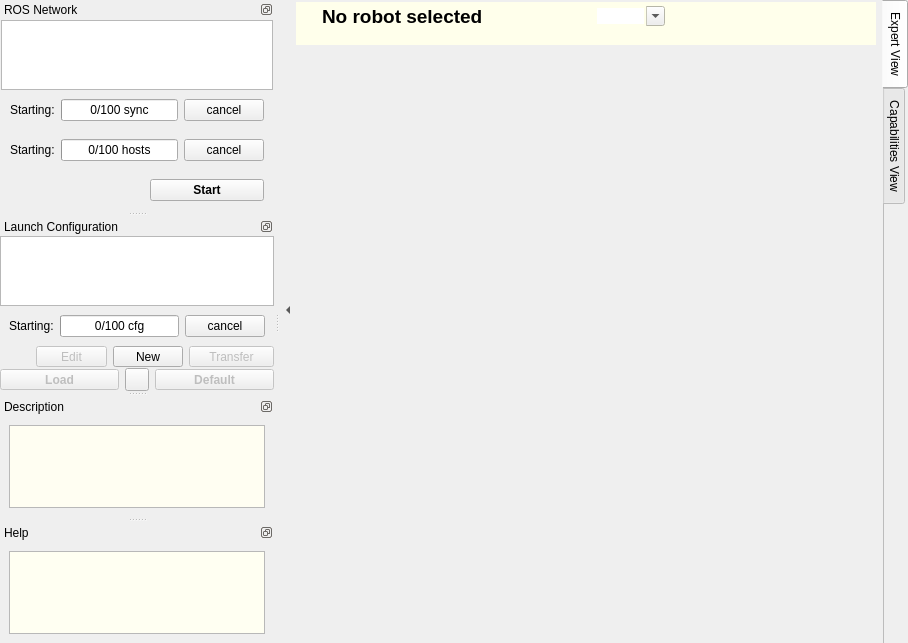
Above: node_manager_fkie/src/node_manager_fkie/MainWindow.ui from gdlg-rosarch/multimaster_fkie-release before the change. Below: the same form after it.
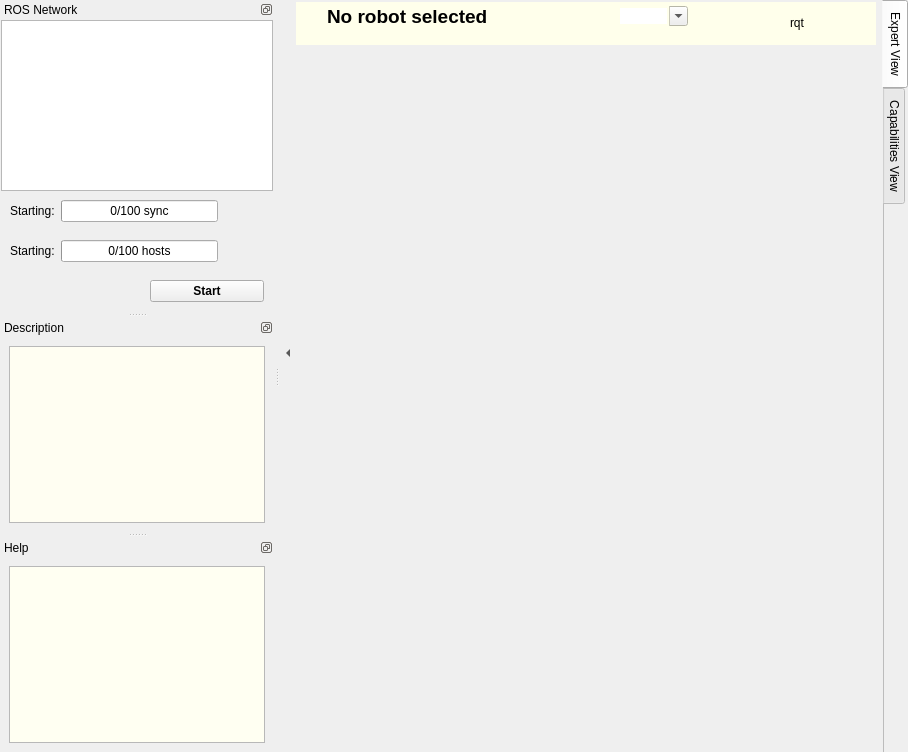
That is the form after the change. Icons and pictures are not drawn.

The edit to the form file:
```diff
--- a/node_manager_fkie/src/node_manager_fkie/MainWindow.ui
+++ b/node_manager_fkie/src/node_manager_fkie/MainWindow.ui
@@ -10,7 +10,7 @@
     <x>0</x>
     <y>0</y>
     <width>908</width>
-    <height>643</height>
+    <height>752</height>
    </rect>
   </property>
   <property name="contextMenuPolicy">
@@ -82,6 +82,35 @@
          </property>
         </widget>
        </item>
+       <item>
+        <widget class="QPushButton" name="logButton">
+         <property name="enabled">
+          <bool>false</bool>
+         </property>
+         <property name="maximumSize">
+          <size>
+           <width>16</width>
+           <height>16777215</height>
+          </size>
+         </property>
+         <property name="text">
+          <string/>
+         </property>
+         <property name="icon">
+          <iconset resource="GUI.qrc">
+           <normaloff>:/icons/crystal_clear_warning.png</normaloff>:/icons/crystal_clear_warning.png</iconset>
+         </property>
+         <property name="iconSize">
+          <size>
+           <width>16</width>
+           <height>16</height>
+          </size>
+         </property>
+         <property name="flat">
+          <bool>true</bool>
+         </property>
+        </widget>
+       </item>
        <item>
         <widget class="QPushButton" name="infoButton">
          <property name="sizePolicy">
@@ -228,7 +257,7 @@
           </property>
           <layout class="QHBoxLayout" name="horizontalLayout_4">
            <property name="spacing">
-            <number>6</number>
+            <number>1</number>
            </property>
            <property name="margin">
             <number>3</number>
@@ -292,6 +321,34 @@
                    </property>
                   </widget>
                  </item>
+                 <item>
+                  <widget class="QLabel" name="launchServerLabel">
+                   <property name="sizePolicy">
+                    <sizepolicy hsizetype="Fixed" vsizetype="Fixed">
+                     <horstretch>0</horstretch>
+                     <verstretch>0</verstretch>
+                    </sizepolicy>
+                   </property>
+                   <property name="maximumSize">
+                    <size>
+                     <width>20</width>
+                     <height>20</height>
+                    </size>
+                   </property>
+                   <property name="toolTip">
+                    <string>&lt;html&gt;&lt;head/&gt;&lt;body&gt;&lt;p&gt;`roslaunch/uris` are registered and corresponding server contain not only rosmaster.&lt;/p&gt;&lt;/body&gt;&lt;/html&gt;</string>
+                   </property>
+                   <property name="text">
+                    <string/>
+                   </property>
+                   <property name="pixmap">
+                    <pixmap resource="GUI.qrc">:/icons/crystal_clear_launch_server.png</pixmap>
+                   </property>
+                   <property name="scaledContents">
+                    <bool>true</bool>
+                   </property>
+                  </widget>
+                 </item>
                  <item>
                   <widget class="QLabel" name="masternameLabel">
                    <property name="text">
@@ -448,7 +505,7 @@
              </property>
              <property name="maximumSize">
               <size>
-               <width>32</width>
+               <width>24</width>
                <height>16777215</height>
               </size>
              </property>
@@ -477,22 +534,13 @@
             </widget>
            </item>
            <item>
-            <widget class="QPushButton" name="rxconsoleButton">
-             <property name="enabled">
-              <bool>true</bool>
-             </property>
+            <widget class="QPushButton" name="rqtButton">
              <property name="sizePolicy">
               <sizepolicy hsizetype="Fixed" vsizetype="Fixed">
                <horstretch>0</horstretch>
                <verstretch>0</verstretch>
               </sizepolicy>
              </property>
-             <property name="maximumSize">
-              <size>
-               <width>32</width>
-               <height>16777215</height>
-              </size>
-             </property>
              <property name="toolTip">
               <string>&lt;!DOCTYPE HTML PUBLIC &quot;-//W3C//DTD HTML 4.0//EN&quot; &quot;http://www.w3.org/TR/REC-html40/strict.dtd&quot;&gt;
 &lt;html&gt;&lt;head&gt;&lt;meta name=&quot;qrichtext&quot; content=&quot;1&quot; /&gt;&lt;style type=&quot;text/css&quot;&gt;
@@ -501,53 +549,7 @@
 &lt;p style=&quot; margin-top:0px; margin-bottom:0px; margin-left:0px; margin-right:0px; -qt-block-indent:0; text-indent:0px;&quot;&gt;starts the &lt;span style=&quot; font-weight:600;&quot;&gt;rxconsole&lt;/span&gt; connected to the selected master (Alt+K)&lt;/p&gt;&lt;/body&gt;&lt;/html&gt;</string>
              </property>
              <property name="text">
-              <string/>
-             </property>
-             <property name="icon">
-              <iconset resource="GUI.qrc">
-               <normaloff>:/icons/crystal_clear_show_io.png</normaloff>:/icons/crystal_clear_show_io.png</iconset>
-             </property>
-             <property name="shortcut">
-              <string>Alt+K</string>
-             </property>
-             <property name="flat">
-              <bool>true</bool>
-             </property>
-            </widget>
-           </item>
-           <item>
-            <widget class="QPushButton" name="rxgraphButton">
-             <property name="enabled">
-              <bool>true</bool>
-             </property>
-             <property name="sizePolicy">
-              <sizepolicy hsizetype="Fixed" vsizetype="Fixed">
-               <horstretch>0</horstretch>
-               <verstretch>0</verstretch>
-              </sizepolicy>
-             </property>
-             <property name="maximumSize">
-              <size>
-               <width>32</width>
-               <height>16777215</height>
-              </size>
-             </property>
-             <property name="toolTip">
-              <string>&lt;!DOCTYPE HTML PUBLIC &quot;-//W3C//DTD HTML 4.0//EN&quot; &quot;http://www.w3.org/TR/REC-html40/strict.dtd&quot;&gt;
-&lt;html&gt;&lt;head&gt;&lt;meta name=&quot;qrichtext&quot; content=&quot;1&quot; /&gt;&lt;style type=&quot;text/css&quot;&gt;
-p, li { white-space: pre-wrap; }
-&lt;/style&gt;&lt;/head&gt;&lt;body style=&quot; font-family:'Ubuntu'; font-size:9pt; font-weight:400; font-style:normal;&quot;&gt;
-&lt;p style=&quot; margin-top:0px; margin-bottom:0px; margin-left:0px; margin-right:0px; -qt-block-indent:0; text-indent:0px;&quot;&gt;starts the &lt;span style=&quot; font-weight:600;&quot;&gt;rxgraph&lt;/span&gt; connected to the selected master (Alt+G)&lt;/p&gt;&lt;/body&gt;&lt;/html&gt;</string>
-             </property>
-             <property name="text">
-              <string/>
-             </property>
-             <property name="icon">
-              <iconset resource="GUI.qrc">
-               <normaloff>:/icons/button_graph.png</normaloff>:/icons/button_graph.png</iconset>
-             </property>
-             <property name="shortcut">
-              <string>Alt+G</string>
+              <string>rqt</string>
              </property>
              <property name="flat">
               <bool>true</bool>
@@ -558,13 +560,13 @@
             <widget class="QPushButton" name="syncButton">
              <property name="minimumSize">
               <size>
-               <width>40</width>
+               <width>35</width>
                <height>0</height>
               </size>
              </property>
              <property name="maximumSize">
               <size>
-               <width>40</width>
+               <width>35</width>
                <height>16777215</height>
               </size>
              </property>
@@ -743,8 +745,12 @@
         </item>
         <item>
          <widget class="QPushButton" name="progressCancelButton_sync">
-          <property name="text">
-           <string>cancel</string>
+          <property name="icon">
+           <iconset resource="GUI.qrc">
+            <normaloff>:/icons/crystal_clear_button_close.png</normaloff>:/icons/crystal_clear_button_close.png</iconset>
+          </property>
+          <property name="flat">
+           <bool>true</bool>
           </property>
          </widget>
         </item>
@@ -782,8 +788,12 @@
         </item>
         <item>
          <widget class="QPushButton" name="progressCancelButton">
-          <property name="text">
-           <string>cancel</string>
+          <property name="icon">
+           <iconset resource="GUI.qrc">
+            <normaloff>:/icons/crystal_clear_button_close.png</normaloff>:/icons/crystal_clear_button_close.png</iconset>
+          </property>
+          <property name="flat">
+           <bool>true</bool>
           </property>
          </widget>
         </item>
@@ -908,384 +918,6 @@
     </layout>
    </widget>
   </widget>
-  <widget class="QDockWidget" name="launchDock">
-   <property name="sizePolicy">
-    <sizepolicy hsizetype="Preferred" vsizetype="Expanding">
-     <horstretch>0</horstretch>
-     <verstretch>1</verstretch>
-    </sizepolicy>
-   </property>
-   <property name="features">
-    <set>QDockWidget::DockWidgetFloatable|QDockWidget::DockWidgetMovable</set>
-   </property>
-   <property name="allowedAreas">
-    <set>Qt::LeftDockWidgetArea|Qt::RightDockWidgetArea</set>
-   </property>
-   <property name="windowTitle">
-    <string>Launch Configuration</string>
-   </property>
-   <attribute name="dockWidgetArea">
-    <number>1</number>
-   </attribute>
-   <widget class="QWidget" name="dockWidgetContents_2">
-    <layout class="QVBoxLayout" name="verticalLayout_4">
-     <property name="spacing">
-      <number>0</number>
-     </property>
-     <property name="margin">
-      <number>0</number>
-     </property>
-     <item>
-      <widget class="QListView" name="xmlFileView">
-       <property name="iconSize">
-        <size>
-         <width>16</width>
-         <height>16</height>
-        </size>
-       </property>
-      </widget>
-     </item>
-     <item>
-      <widget class="QFrame" name="progressFrame_cfg">
-       <property name="frameShape">
-        <enum>QFrame::NoFrame</enum>
-       </property>
-       <property name="frameShadow">
-        <enum>QFrame::Plain</enum>
-       </property>
-       <property name="lineWidth">
-        <number>0</number>
-       </property>
-       <layout class="QHBoxLayout" name="horizontalLayout_6">
-        <item>
-         <widget class="QLabel" name="progressLabel_cfg">
-          <property name="text">
-           <string>Starting:</string>
-          </property>
-         </widget>
-        </item>
-        <item>
-         <widget class="QProgressBar" name="progressBar_cfg">
-          <property name="value">
-           <number>0</number>
-          </property>
-          <property name="format">
-           <string>%v/%m cfg</string>
-          </property>
-         </widget>
-        </item>
-        <item>
-         <widget class="QPushButton" name="progressCancelButton_cfg">
-          <property name="text">
-           <string>cancel</string>
-          </property>
-         </widget>
-        </item>
-       </layout>
-      </widget>
-     </item>
-     <item>
-      <widget class="QWidget" name="launchControlWidget" native="true">
-       <layout class="QHBoxLayout" name="horizontalLayout_3">
-        <property name="margin">
-         <number>0</number>
-        </property>
-        <item>
-         <widget class="QPushButton" name="refreshXmlButton">
-          <property name="sizePolicy">
-           <sizepolicy hsizetype="Fixed" vsizetype="Fixed">
-            <horstretch>0</horstretch>
-            <verstretch>0</verstretch>
-           </sizepolicy>
-          </property>
-          <property name="minimumSize">
-           <size>
-            <width>30</width>
-            <height>0</height>
-           </size>
-          </property>
-          <property name="maximumSize">
-           <size>
-            <width>30</width>
-            <height>30</height>
-           </size>
-          </property>
-          <property name="toolTip">
-           <string>Refresh the content of the folder</string>
-          </property>
-          <property name="text">
-           <string/>
-          </property>
-          <property name="icon">
-           <iconset resource="GUI.qrc">
-            <normaloff>:/icons/deleket_deviantart_refresh.png</normaloff>:/icons/deleket_deviantart_refresh.png</iconset>
-          </property>
-          <property name="flat">
-           <bool>true</bool>
-          </property>
-         </widget>
-        </item>
-        <item>
-         <widget class="QToolButton" name="editXmlButton">
-          <property name="enabled">
-           <bool>false</bool>
-          </property>
-          <property name="sizePolicy">
-           <sizepolicy hsizetype="Preferred" vsizetype="Fixed">
-            <horstretch>0</horstretch>
-            <verstretch>0</verstretch>
-           </sizepolicy>
-          </property>
-          <property name="toolTip">
-           <string>&lt;!DOCTYPE HTML PUBLIC &quot;-//W3C//DTD HTML 4.0//EN&quot; &quot;http://www.w3.org/TR/REC-html40/strict.dtd&quot;&gt;
-&lt;html&gt;&lt;head&gt;&lt;meta name=&quot;qrichtext&quot; content=&quot;1&quot; /&gt;&lt;style type=&quot;text/css&quot;&gt;
-p, li { white-space: pre-wrap; }
-&lt;/style&gt;&lt;/head&gt;&lt;body style=&quot; font-family:'Ubuntu'; font-size:9pt; font-weight:400; font-style:normal;&quot;&gt;
-&lt;p style=&quot; margin-top:0px; margin-bottom:0px; margin-left:0px; margin-right:0px; -qt-block-indent:0; text-indent:0px;&quot;&gt;Opens an editor for selected lauch file &lt;span style=&quot; font-weight:600;&quot;&gt;Ctrl+E&lt;/span&gt;&lt;/p&gt;&lt;/body&gt;&lt;/html&gt;</string>
-          </property>
-          <property name="whatsThis">
-           <string>&lt;html&gt;&lt;head/&gt;&lt;body&gt;&lt;p&gt;&lt;span style=&quot; font-family:'Helvetica,Verdana,Arial,Lucida Grande,sans-serif'; font-size:15px; color:#000000; background-color:#ffffff;&quot;&gt;Opens a &lt;/span&gt;&lt;span style=&quot; font-family:'Courier New,courier'; font-size:15px; color:#000000; background-color:#ffffff;&quot;&gt;Launch Editor&lt;/span&gt;&lt;span style=&quot; font-family:'Helvetica,Verdana,Arial,Lucida Grande,sans-serif'; font-size:15px; color:#000000; background-color:#ffffff;&quot;&gt; is a simple text editor with &lt;/span&gt;&lt;a href=&quot;http://www.ros.org/wiki/roslaunch/XML&quot;&gt;&lt;span style=&quot; font-family:'Helvetica,Verdana,Arial,Lucida Grande,sans-serif'; font-size:15px; color:#2b7fcf; background-color:#ffffff;&quot;&gt;roslaunch XML&lt;/span&gt;&lt;/a&gt;&lt;span style=&quot; font-family:'Helvetica,Verdana,Arial,Lucida Grande,sans-serif'; font-size:15px; color:#000000; background-color:#ffffff;&quot;&gt; syntax highlighting. The included files are open in a new tab by &lt;/span&gt;&lt;span style=&quot; font-family:'Helvetica,Verdana,Arial,Lucida Grande,sans-serif'; font-size:15px; font-weight:600; color:#000000; background-color:#ffffff;&quot;&gt;Ctrl+(left mouse click)&lt;/span&gt;&lt;span style=&quot; font-family:'Helvetica,Verdana,Arial,Lucida Grande,sans-serif'; font-size:15px; color:#000000; background-color:#ffffff;&quot;&gt;. If the file does not exists, it will be created.&lt;/span&gt;&lt;/p&gt;&lt;/body&gt;&lt;/html&gt;</string>
-          </property>
-          <property name="text">
-           <string>Edit</string>
-          </property>
-          <property name="icon">
-           <iconset resource="GUI.qrc">
-            <normaloff>:/icons/crystal_clear_edit_launch.png</normaloff>:/icons/crystal_clear_edit_launch.png</iconset>
-          </property>
-          <property name="shortcut">
-           <string>Ctrl+E</string>
-          </property>
-          <property name="toolButtonStyle">
-           <enum>Qt::ToolButtonTextBesideIcon</enum>
-          </property>
-         </widget>
-        </item>
-        <item>
-         <widget class="QToolButton" name="newXmlButton">
-          <property name="sizePolicy">
-           <sizepolicy hsizetype="Preferred" vsizetype="Fixed">
-            <horstretch>0</horstretch>
-            <verstretch>0</verstretch>
-           </sizepolicy>
-          </property>
-          <property name="toolTip">
-           <string>&lt;!DOCTYPE HTML PUBLIC &quot;-//W3C//DTD HTML 4.0//EN&quot; &quot;http://www.w3.org/TR/REC-html40/strict.dtd&quot;&gt;
-&lt;html&gt;&lt;head&gt;&lt;meta name=&quot;qrichtext&quot; content=&quot;1&quot; /&gt;&lt;style type=&quot;text/css&quot;&gt;
-p, li { white-space: pre-wrap; }
-&lt;/style&gt;&lt;/head&gt;&lt;body style=&quot; font-family:'Ubuntu'; font-size:9pt; font-weight:400; font-style:normal;&quot;&gt;
-&lt;p style=&quot; margin-top:0px; margin-bottom:0px; margin-left:0px; margin-right:0px; -qt-block-indent:0; text-indent:0px;&quot;&gt;Creates a new launch file&lt;/p&gt;&lt;/body&gt;&lt;/html&gt;</string>
-          </property>
-          <property name="whatsThis">
-           <string>&lt;html&gt;&lt;head/&gt;&lt;body&gt;&lt;p&gt;&lt;span style=&quot; font-family:'Helvetica,Verdana,Arial,Lucida Grande,sans-serif'; font-size:15px; color:#000000; background-color:#ffffff;&quot;&gt;New included file can be created in editor by writing an include tag and open this by &lt;/span&gt;&lt;span style=&quot; font-family:'Helvetica,Verdana,Arial,Lucida Grande,sans-serif'; font-size:15px; font-weight:600; color:#000000; background-color:#ffffff;&quot;&gt;Ctrl+(left mouse click)&lt;/span&gt;&lt;span style=&quot; font-family:'Helvetica,Verdana,Arial,Lucida Grande,sans-serif'; font-size:15px; color:#000000; background-color:#ffffff;&quot;&gt;. If the file does not exists, it will be created.&lt;/span&gt;&lt;/p&gt;&lt;/body&gt;&lt;/html&gt;</string>
-          </property>
-          <property name="text">
-           <string>New</string>
-          </property>
-          <property name="icon">
-           <iconset resource="GUI.qrc">
-            <normaloff>:/icons/crystal_clear_launch_file_new.png</normaloff>:/icons/crystal_clear_launch_file_new.png</iconset>
-          </property>
-          <property name="shortcut">
-           <string>Ctrl+N</string>
-          </property>
-          <property name="toolButtonStyle">
-           <enum>Qt::ToolButtonTextBesideIcon</enum>
-          </property>
-         </widget>
-        </item>
-        <item>
-         <widget class="QToolButton" name="transferButton">
-          <property name="enabled">
-           <bool>false</bool>
-          </property>
-          <property name="sizePolicy">
-           <sizepolicy hsizetype="Preferred" vsizetype="Fixed">
-            <horstretch>0</horstretch>
-            <verstretch>0</verstretch>
-           </sizepolicy>
-          </property>
-          <property name="minimumSize">
-           <size>
-            <width>85</width>
-            <height>0</height>
-           </size>
-          </property>
-          <property name="toolTip">
-           <string>&lt;!DOCTYPE HTML PUBLIC &quot;-//W3C//DTD HTML 4.0//EN&quot; &quot;http://www.w3.org/TR/REC-html40/strict.dtd&quot;&gt;
-&lt;html&gt;&lt;head&gt;&lt;meta name=&quot;qrichtext&quot; content=&quot;1&quot; /&gt;&lt;style type=&quot;text/css&quot;&gt;
-p, li { white-space: pre-wrap; }
-&lt;/style&gt;&lt;/head&gt;&lt;body style=&quot; font-family:'Ubuntu'; font-size:9pt; font-weight:400; font-style:normal;&quot;&gt;
-&lt;p style=&quot; margin-top:0px; margin-bottom:0px; margin-left:0px; margin-right:0px; -qt-block-indent:0; text-indent:0px;&quot;&gt;Copies the selected (+included) file to a remote host &lt;span style=&quot; font-weight:600;&quot;&gt;Ctrl+T&lt;/span&gt;. This is usefull to load the changes as default configuration on remote host.&lt;/p&gt;&lt;/body&gt;&lt;/html&gt;</string>
-          </property>
-          <property name="whatsThis">
-           <string>&lt;!DOCTYPE HTML PUBLIC &quot;-//W3C//DTD HTML 4.0//EN&quot; &quot;http://www.w3.org/TR/REC-html40/strict.dtd&quot;&gt;
-&lt;html&gt;&lt;head&gt;&lt;meta name=&quot;qrichtext&quot; content=&quot;1&quot; /&gt;&lt;style type=&quot;text/css&quot;&gt;
-p, li { white-space: pre-wrap; }
-&lt;/style&gt;&lt;/head&gt;&lt;body style=&quot; font-family:'Ubuntu'; font-size:9pt; font-weight:400; font-style:normal;&quot;&gt;
-&lt;p style=&quot; margin-top:0px; margin-bottom:0px; margin-left:0px; margin-right:0px; -qt-block-indent:0; text-indent:0px;&quot;&gt;Since only local launch files can be edited, is sometimes useful to copy the changed files to a remote host, for example to load as &lt;span style=&quot; font-weight:600;&quot;&gt;Default configuration&lt;/span&gt; on the remote host. &lt;/p&gt;
-&lt;p style=&quot;-qt-paragraph-type:empty; margin-top:0px; margin-bottom:0px; margin-left:0px; margin-right:0px; -qt-block-indent:0; text-indent:0px;&quot;&gt;&lt;br /&gt;&lt;/p&gt;
-&lt;p style=&quot; margin-top:0px; margin-bottom:0px; margin-left:0px; margin-right:0px; -qt-block-indent:0; text-indent:0px;&quot;&gt;&lt;img src=&quot;:/icons/crystal_clear_warning.png&quot; /&gt; The copying of the include files must be activated in the opened dialog. &lt;/p&gt;&lt;/body&gt;&lt;/html&gt;</string>
-          </property>
-          <property name="text">
-           <string>Transfer</string>
-          </property>
-          <property name="icon">
-           <iconset resource="GUI.qrc">
-            <normaloff>:/icons/crystal_clear_launch_file_transfer.png</normaloff>:/icons/crystal_clear_launch_file_transfer.png</iconset>
-          </property>
-          <property name="shortcut">
-           <string>Ctrl+T</string>
-          </property>
-          <property name="popupMode">
-           <enum>QToolButton::DelayedPopup</enum>
-          </property>
-          <property name="toolButtonStyle">
-           <enum>Qt::ToolButtonTextBesideIcon</enum>
-          </property>
-         </widget>
-        </item>
-       </layout>
-      </widget>
-     </item>
-     <item>
-      <widget class="QWidget" name="launchControlWidget_2" native="true">
-       <layout class="QHBoxLayout" name="horizontalLayout_8">
-        <property name="margin">
-         <number>0</number>
-        </property>
-        <item>
-         <widget class="QToolButton" name="loadXmlButton">
-          <property name="enabled">
-           <bool>false</bool>
-          </property>
-          <property name="sizePolicy">
-           <sizepolicy hsizetype="Preferred" vsizetype="Fixed">
-            <horstretch>0</horstretch>
-            <verstretch>0</verstretch>
-           </sizepolicy>
-          </property>
-          <property name="font">
-           <font>
-            <weight>75</weight>
-            <bold>true</bold>
-           </font>
-          </property>
-          <property name="toolTip">
-           <string>&lt;!DOCTYPE HTML PUBLIC &quot;-//W3C//DTD HTML 4.0//EN&quot; &quot;http://www.w3.org/TR/REC-html40/strict.dtd&quot;&gt;
-&lt;html&gt;&lt;head&gt;&lt;meta name=&quot;qrichtext&quot; content=&quot;1&quot; /&gt;&lt;style type=&quot;text/css&quot;&gt;
-p, li { white-space: pre-wrap; }
-&lt;/style&gt;&lt;/head&gt;&lt;body style=&quot; font-family:'Ubuntu'; font-size:9pt; font-weight:400; font-style:normal;&quot;&gt;
-&lt;p style=&quot; margin-top:0px; margin-bottom:0px; margin-left:0px; margin-right:0px; -qt-block-indent:0; text-indent:0px;&quot;&gt;Loads the selected configuration &lt;span style=&quot; font-weight:600;&quot;&gt;Ctrl+L&lt;/span&gt;&lt;/p&gt;&lt;/body&gt;&lt;/html&gt;</string>
-          </property>
-          <property name="text">
-           <string>Load</string>
-          </property>
-          <property name="icon">
-           <iconset resource="GUI.qrc">
-            <normaloff>:/icons/crystal_clear_launch_file.png</normaloff>:/icons/crystal_clear_launch_file.png</iconset>
-          </property>
-          <property name="shortcut">
-           <string>Ctrl+L</string>
-          </property>
-          <property name="toolButtonStyle">
-           <enum>Qt::ToolButtonTextBesideIcon</enum>
-          </property>
-         </widget>
-        </item>
-        <item>
-         <widget class="QToolButton" name="openXmlButton">
-          <property name="sizePolicy">
-           <sizepolicy hsizetype="Fixed" vsizetype="Fixed">
-            <horstretch>0</horstretch>
-            <verstretch>0</verstretch>
-           </sizepolicy>
-          </property>
-          <property name="toolTip">
-           <string>&lt;!DOCTYPE HTML PUBLIC &quot;-//W3C//DTD HTML 4.0//EN&quot; &quot;http://www.w3.org/TR/REC-html40/strict.dtd&quot;&gt;
-&lt;html&gt;&lt;head&gt;&lt;meta name=&quot;qrichtext&quot; content=&quot;1&quot; /&gt;&lt;style type=&quot;text/css&quot;&gt;
-p, li { white-space: pre-wrap; }
-&lt;/style&gt;&lt;/head&gt;&lt;body style=&quot; font-family:'Ubuntu'; font-size:9pt; font-weight:400; font-style:normal;&quot;&gt;
-&lt;p style=&quot; margin-top:0px; margin-bottom:0px; margin-left:0px; margin-right:0px; -qt-block-indent:0; text-indent:0px;&quot;&gt;Open a file selection dialog to load a launch file&lt;/p&gt;&lt;/body&gt;&lt;/html&gt;</string>
-          </property>
-          <property name="text">
-           <string/>
-          </property>
-          <property name="icon">
-           <iconset resource="GUI.qrc">
-            <normaloff>:/icons/crystal_clear_folder_open.png</normaloff>:/icons/crystal_clear_folder_open.png</iconset>
-          </property>
-          <property name="toolButtonStyle">
-           <enum>Qt::ToolButtonIconOnly</enum>
-          </property>
-         </widget>
-        </item>
-        <item>
-         <widget class="QToolButton" name="loadXmlAsDefaultButton">
-          <property name="enabled">
-           <bool>false</bool>
-          </property>
-          <property name="sizePolicy">
-           <sizepolicy hsizetype="Preferred" vsizetype="Fixed">
-            <horstretch>0</horstretch>
-            <verstretch>0</verstretch>
-           </sizepolicy>
-          </property>
-          <property name="minimumSize">
-           <size>
-            <width>85</width>
-            <height>0</height>
-           </size>
-          </property>
-          <property name="font">
-           <font>
-            <weight>75</weight>
-            <bold>true</bold>
-           </font>
-          </property>
-          <property name="toolTip">
-           <string>&lt;!DOCTYPE HTML PUBLIC &quot;-//W3C//DTD HTML 4.0//EN&quot; &quot;http://www.w3.org/TR/REC-html40/strict.dtd&quot;&gt;
-&lt;html&gt;&lt;head&gt;&lt;meta name=&quot;qrichtext&quot; content=&quot;1&quot; /&gt;&lt;style type=&quot;text/css&quot;&gt;
-p, li { white-space: pre-wrap; }
-&lt;/style&gt;&lt;/head&gt;&lt;body style=&quot; font-family:'Ubuntu'; font-size:9pt; font-weight:400; font-style:normal;&quot;&gt;
-&lt;p style=&quot; margin-top:0px; margin-bottom:0px; margin-left:0px; margin-right:0px; -qt-block-indent:0; text-indent:0px;&quot;&gt;Load as &lt;span style=&quot; text-decoration: underline;&quot;&gt;default configuration&lt;/span&gt; using &lt;span style=&quot; font-style:italic;&quot;&gt;default_cfg&lt;/span&gt; node &lt;span style=&quot; font-weight:600;&quot;&gt;Ctrl+O&lt;/span&gt;&lt;/p&gt;
-&lt;p style=&quot; margin-top:0px; margin-bottom:0px; margin-left:0px; margin-right:0px; -qt-block-indent:0; text-indent:0px;&quot;&gt;&lt;span style=&quot; font-weight:600; font-style:italic;&quot;&gt;Note: &lt;/span&gt;&lt;span style=&quot; font-style:italic;&quot;&gt;on remote hosts a remote file will be loaded!&lt;/span&gt;&lt;/p&gt;&lt;/body&gt;&lt;/html&gt;</string>
-          </property>
-          <property name="whatsThis">
-           <string>&lt;!DOCTYPE HTML PUBLIC &quot;-//W3C//DTD HTML 4.0//EN&quot; &quot;http://www.w3.org/TR/REC-html40/strict.dtd&quot;&gt;
-&lt;html&gt;&lt;head&gt;&lt;meta name=&quot;qrichtext&quot; content=&quot;1&quot; /&gt;&lt;style type=&quot;text/css&quot;&gt;
-p, li { white-space: pre-wrap; }
-&lt;/style&gt;&lt;/head&gt;&lt;body style=&quot; font-family:'Ubuntu'; font-size:9pt; font-weight:400; font-style:normal;&quot;&gt;
-&lt;p style=&quot; margin-top:0px; margin-bottom:0px; margin-left:0px; margin-right:0px; -qt-block-indent:0; text-indent:0px;&quot;&gt;Loads the file as &lt;span style=&quot; font-weight:600;&quot;&gt;Default configuration&lt;/span&gt; on a selected host. &lt;/p&gt;
-&lt;p style=&quot;-qt-paragraph-type:empty; margin-top:0px; margin-bottom:0px; margin-left:0px; margin-right:0px; -qt-block-indent:0; text-indent:0px;&quot;&gt;&lt;/p&gt;
-&lt;p style=&quot; margin-top:0px; margin-bottom:0px; margin-left:0px; margin-right:0px; -qt-block-indent:0; text-indent:0px;&quot;&gt;This is done by running the &lt;span style=&quot; font-weight:600;&quot;&gt;default_cfg&lt;/span&gt; node of the &lt;span style=&quot; font-weight:600;&quot;&gt;default_cfg_fkie&lt;/span&gt; package&lt;/p&gt;
-&lt;p style=&quot;-qt-paragraph-type:empty; margin-top:0px; margin-bottom:0px; margin-left:0px; margin-right:0px; -qt-block-indent:0; text-indent:0px;&quot;&gt;&lt;/p&gt;
-&lt;p style=&quot; margin-top:0px; margin-bottom:0px; margin-left:0px; margin-right:0px; -qt-block-indent:0; text-indent:0px;&quot;&gt;&lt;img src=&quot;:/icons/crystal_clear_warning.png&quot; /&gt; If the selected host is a remote host, then the content of &lt;span style=&quot; font-weight:600;&quot;&gt;remote launch file&lt;/span&gt; will be load.&lt;/p&gt;&lt;/body&gt;&lt;/html&gt;</string>
-          </property>
-          <property name="text">
-           <string>Default</string>
-          </property>
-          <property name="icon">
-           <iconset resource="GUI.qrc">
-            <normaloff>:/icons/default_cfg.png</normaloff>:/icons/default_cfg.png</iconset>
-          </property>
-          <property name="shortcut">
-           <string>Ctrl+O</string>
-          </property>
-          <property name="popupMode">
-           <enum>QToolButton::DelayedPopup</enum>
-          </property>
-          <property name="toolButtonStyle">
-           <enum>Qt::ToolButtonTextBesideIcon</enum>
-          </property>
-         </widget>
-        </item>
-       </layout>
-      </widget>
-     </item>
-    </layout>
-   </widget>
-  </widget>
   <widget class="QDockWidget" name="descriptionDock">
    <property name="sizePolicy">
     <sizepolicy hsizetype="Preferred" vsizetype="Preferred">
@@ -1343,6 +975,12 @@
          </disabled>
         </palette>
        </property>
+       <property name="lineWrapMode">
+        <enum>QTextEdit::FixedColumnWidth</enum>
+       </property>
+       <property name="lineWrapColumnOrWidth">
+        <number>160</number>
+       </property>
        <property name="textInteractionFlags">
         <set>Qt::LinksAccessibleByKeyboard|Qt::LinksAccessibleByMouse|Qt::TextBrowserInteraction|Qt::TextSelectableByKeyboard|Qt::TextSelectableByMouse</set>
        </property>
```
Left out of the diff: 6 changed lines with no effect on the pictures.
